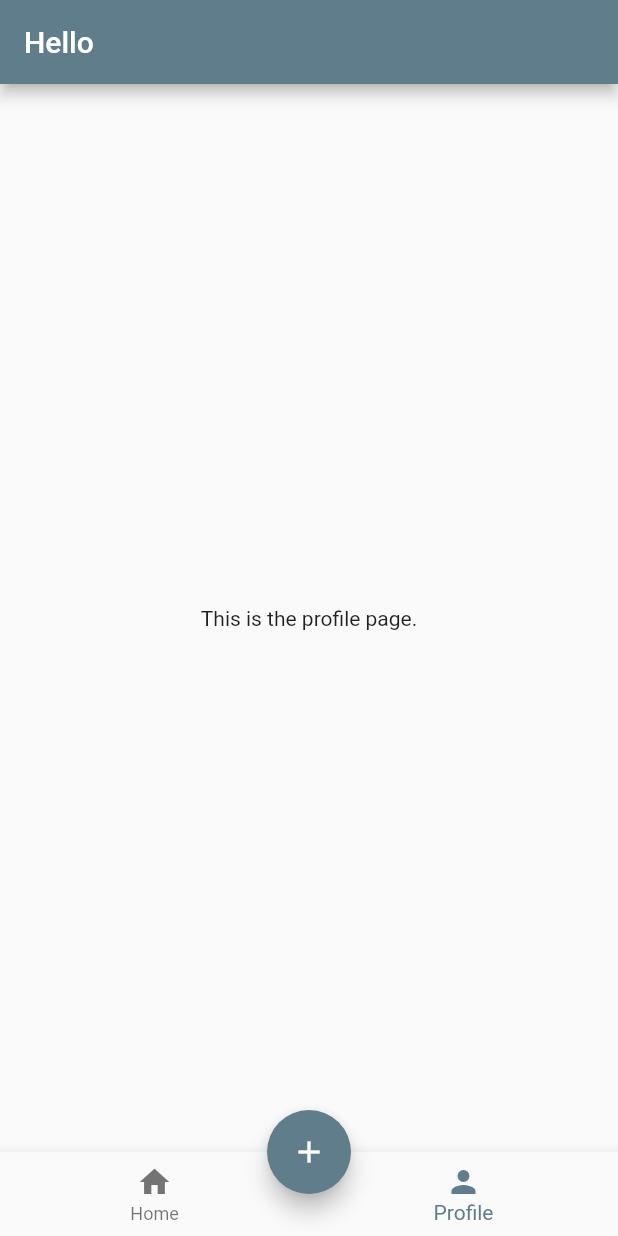
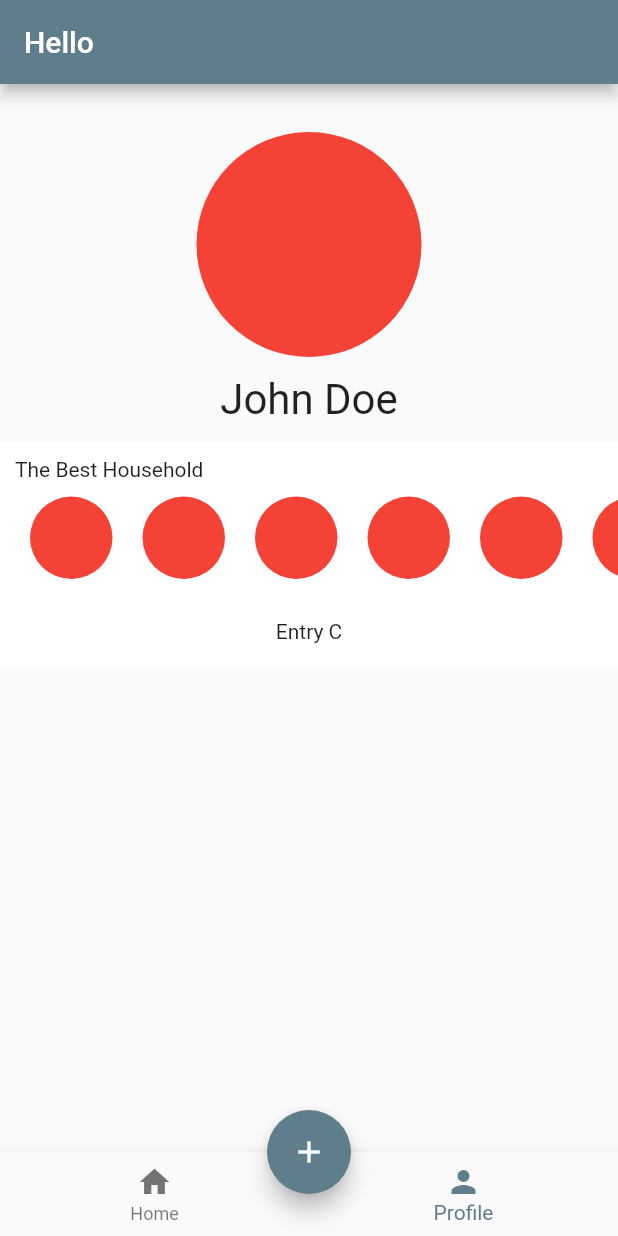
Before and after one commit to kungpaogao/nyf-mobile, a Flutter app: the screen it shows after launch, item 2 of the bottom bar chosen, on a phone screen of 412 x 824 dp. Run offline on Flutter 3.47's test engine with Material 2 defaults, Android fonts, the phone set to English and light mode, and no system bars.

Commit message:
User icon component complete

```diff
--- a/lib/components/balance_card.dart
+++ b/lib/components/balance_card.dart
@@ -1,3 +1,4 @@
+import 'package:flutter/cupertino.dart';
 import 'package:flutter/material.dart';
 
 class BalanceCard extends StatefulWidget {
--- /dev/null
+++ b/lib/components/household_settings.dart
@@ -0,0 +1,116 @@
+import 'package:flutter/material.dart';
+import 'package:flutter/cupertino.dart';
+import 'package:nyf_mobile/components/user_icon.dart';
+
+class HouseholdSettings extends StatefulWidget {
+  HouseholdSettings({Key key}) : super(key: key);
+
+  @override
+  _HouseholdSettingsState createState() => _HouseholdSettingsState();
+}
+
+class _HouseholdSettingsState extends State<HouseholdSettings> {
+  List<String> household_names = <String>[
+    "Andrew",
+    "Shubham",
+    "Hannah",
+    "Dan",
+  ];
+
+  @override
+  Widget build(BuildContext context) {
+    return Column(
+      children: <Widget>[
+        Row(
+          children: <Widget>[
+            Expanded(
+              // padding: EdgeInsets.only(top: 12.0, bottom: 12.0),
+              child: Container(
+                color: Colors.white,
+                padding: EdgeInsets.only(top: 10.0, left: 10.0, right: 10.0),
+                child: Text("The Best Household"),
+              ),
+            ),
+          ],
+        ),
+        Container(
+          height: 75,
+          color: Colors.white,
+          child: ListView(
+            padding: EdgeInsets.only(left: 10.0, right: 10.0),
+            scrollDirection: Axis.horizontal,
+            children: <Widget>[
+              Container(
+                child: UserIcon(width: 55, height: 55),
+                padding: EdgeInsets.all(10.0),
+              ),
+              Container(
+                child: UserIcon(width: 55, height: 55),
+                padding: EdgeInsets.all(10.0),
+              ),
+              Container(
+                child: UserIcon(width: 55, height: 55),
+                padding: EdgeInsets.all(10.0),
+              ),
+              Container(
+                child: UserIcon(width: 55, height: 55),
+                padding: EdgeInsets.all(10.0),
+              ),
+              Container(
+                child: UserIcon(width: 55, height: 55),
+                padding: EdgeInsets.all(10.0),
+              ),
+              Container(
+                child: UserIcon(width: 55, height: 55),
+                padding: EdgeInsets.all(10.0),
+              ),
+              Container(
+                child: UserIcon(width: 55, height: 55),
+                padding: EdgeInsets.all(10.0),
+              ),
+              Container(
+                child: UserIcon(width: 55, height: 55),
+                padding: EdgeInsets.all(10.0),
+              ),
+              Container(
+                child: UserIcon(width: 55, height: 55),
+                padding: EdgeInsets.all(10.0),
+              ),
+              Container(
+                child: FloatingActionButton(
+                  child: new Icon(Icons.add),
+                  backgroundColor: Colors.blueGrey,
+                  elevation: 0.0,
+                  onPressed: () {
+                    print("filled background");
+                  },
+                ),
+                padding: EdgeInsets.all(10.0),
+              ),
+            ],
+          ),
+        ),
+        Container(
+          height: 50,
+          color: Colors.white,
+          child: Center(child: Text('Entry C')),
+        ),
+      ],
+    );
+
+    // return Container(
+    //   child: ListView.builder(
+    //     itemCount: entries.length,
+    //     itemBuilder: (BuildContext context, int index) {
+    //       return Container(
+    //         padding: EdgeInsets.all(16.0),
+    //         margin: EdgeInsets.only(bottom: 8.0, left: 8.0, right: 8.0),
+    //         height: 50,
+    //         color: Colors.white,
+    //         child: Text('${entries[index]}', style: TextStyle(fontSize: 16.0)),
+    //       );
+    //     },
+    //   ),
+    // );
+  }
+}
--- /dev/null
+++ b/lib/components/profile_banner.dart
@@ -0,0 +1,25 @@
+import 'package:flutter/material.dart';
+import 'package:flutter/cupertino.dart';
+import 'package:nyf_mobile/components/user_icon.dart';
+
+class ProfileBanner extends StatelessWidget {
+  @override
+  Widget build(BuildContext context) {
+    return _buildProfileBanner();
+  }
+
+  Widget _buildProfileBanner() {
+    return Center(
+      child: Column(
+        children: <Widget>[
+          Padding(
+              padding: EdgeInsets.only(top: 32.0),
+              child: UserIcon(width: 150, height: 150)),
+          Padding(
+              padding: EdgeInsets.only(top: 12.0, bottom: 12.0),
+              child: Text("John Doe", style: TextStyle(fontSize: 28.0))),
+        ],
+      ),
+    );
+  }
+}
--- /dev/null
+++ b/lib/components/user_icon.dart
@@ -0,0 +1,24 @@
+import 'package:flutter/material.dart';
+import 'package:flutter/cupertino.dart';
+
+class UserIcon extends StatelessWidget {
+  double width;
+  double height;
+
+  UserIcon({this.width, this.height});
+
+  Widget build(BuildContext context) {
+    return _buildUserIcon();
+  }
+
+  Widget _buildUserIcon() {
+    return Container(
+      width: width,
+      height: height,
+      decoration: BoxDecoration(
+        shape: BoxShape.circle,
+        color: Colors.red,
+      ),
+    );
+  }
+}
--- a/lib/pages/profile.dart
+++ b/lib/pages/profile.dart
@@ -1,5 +1,7 @@
 import 'package:flutter/material.dart';
 import 'package:flutter/cupertino.dart';
+import 'package:nyf_mobile/components/profile_banner.dart';
+import 'package:nyf_mobile/components/household_settings.dart';
 
 class ProfilePage extends StatelessWidget {
   @override
@@ -8,8 +10,9 @@ class ProfilePage extends StatelessWidget {
   }
 
   Widget _buildProfile() {
-    return Center(
-      child: Text("This is the profile page."),
-    );
+    return Column(children: <Widget>[
+      ProfileBanner(),
+      HouseholdSettings(),
+    ]);
   }
 }
```
